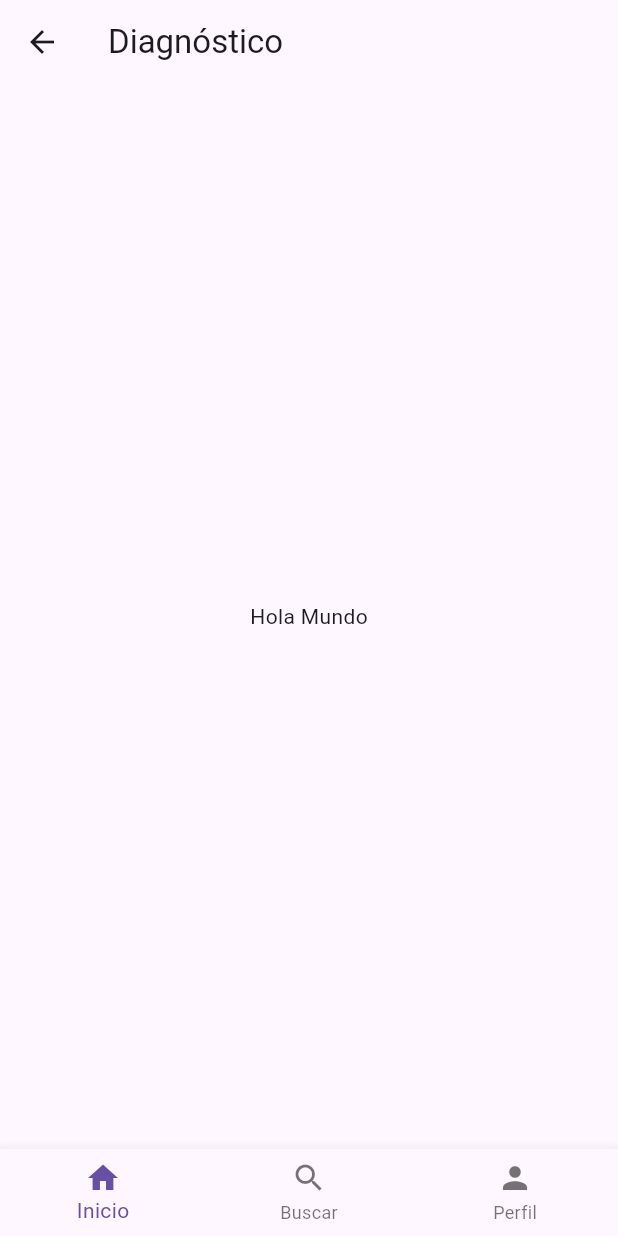
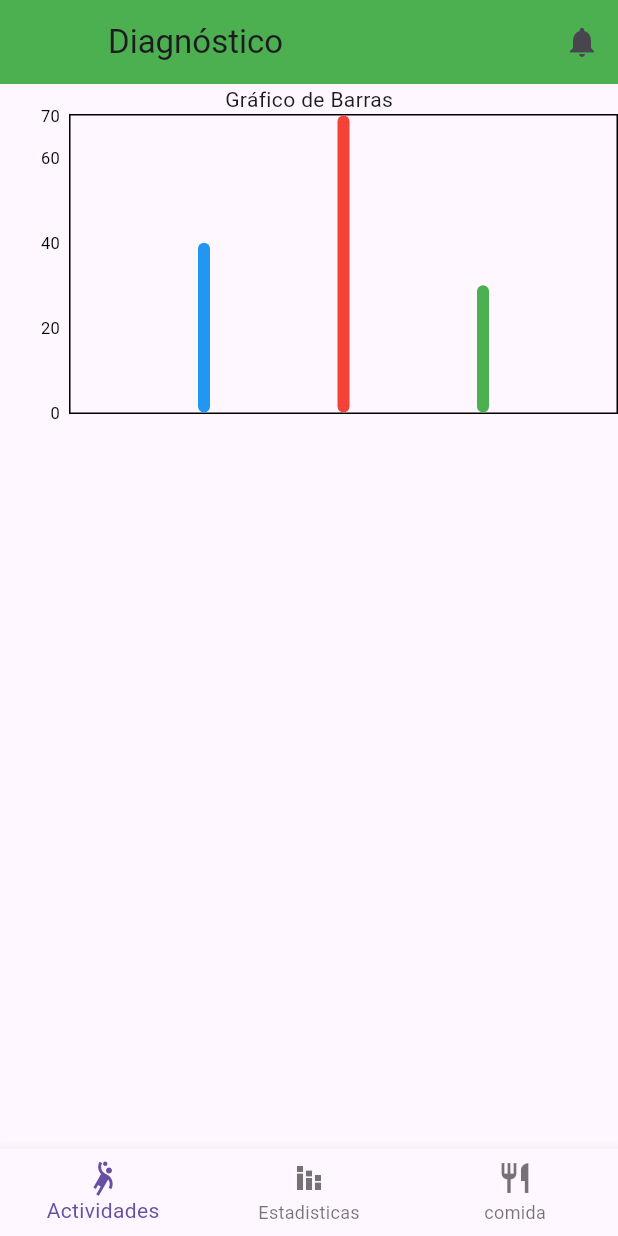
Before and after one commit to yeshua-aguilar/app_puntosano, a Flutter app: the Estadistica screen opened by its route, on a phone screen of 412 x 824 dp. Run offline on Flutter 3.47's test engine with Material 3 defaults, Android fonts, the phone set to English and light mode, and no system bars; drawn by our look-alikes of fl_chart; our stand-ins replace camera.

Commit message:
estadistica avanses

```diff
--- a/lib/estadisticas.dart
+++ b/lib/estadisticas.dart
@@ -1,4 +1,5 @@
 import 'package:flutter/material.dart';
+import 'package:fl_chart/fl_chart.dart';
 
 class Estadistica extends StatelessWidget {
   const Estadistica({
@@ -8,25 +9,81 @@ class Estadistica extends StatelessWidget {
   @override
   Widget build(BuildContext context) {
     return Scaffold(
+      //barra de arriba
       appBar: AppBar(
         title: Text('Diagnóstico'),
+        leading: Container(),
+        backgroundColor: Colors.green,
+        actions: [
+          IconButton(
+            icon: Icon(Icons.notifications),
+            onPressed: () {},
+          ),
+        ],
       ),
       body: Center(
-        child: Text('Hola Mundo'),
+        child: Column(
+          children: <Widget>[
+            Text('Gráfico de Barras'),
+            Container(
+              height: 200,
+              child: BarChart(
+                BarChartData(
+                  barGroups: [
+                    BarChartGroupData(
+                      x: 0,
+                      barRods: [
+                        BarChartRodData(
+                          toY: 40,
+                          color: Colors.blue,
+                        ),
+                      ],
+                    ),
+                    BarChartGroupData(
+                      x: 1,
+                      barRods: [
+                        BarChartRodData(
+                          toY: 70,
+                          color: Colors.red,
+                        ),
+                      ],
+                    ),
+                    BarChartGroupData(
+                      x: 2,
+                      barRods: [
+                        BarChartRodData(
+                          toY: 30,
+                          color: Colors.green,
+                        ),
+                      ],
+                    ),
+                  ],
+                  titlesData: FlTitlesData(
+                    show: true,
+                    bottomTitles: SideTitles(
+                      showTitles: false,
+                    ),
+                  ),
+                ),
+              ),
+            ),
+          ],
+        ),
       ),
+      //barra de navegacion inferior
       bottomNavigationBar: BottomNavigationBar(
         items: const <BottomNavigationBarItem>[
           BottomNavigationBarItem(
-            icon: Icon(Icons.home),
-            label: 'Inicio',
+            icon: Icon(Icons.sports_handball),
+            label: 'Actividades',
           ),
           BottomNavigationBarItem(
-            icon: Icon(Icons.search),
-            label: 'Buscar',
+            icon: Icon(Icons.stacked_bar_chart),
+            label: 'Estadisticas',
           ),
           BottomNavigationBarItem(
-            icon: Icon(Icons.person),
-            label: 'Perfil',
+            icon: Icon(Icons.restaurant),
+            label: 'comida',
           ),
         ],
       ),
--- a/pubspec.yaml
+++ b/pubspec.yaml
@@ -38,6 +38,7 @@ dependencies:
   camera: ^0.10.5+6
   path_provider: ^2.1.1
   path: ^1.8.3
+  fl_chart: ^0.65.0
 
 dev_dependencies:
   flutter_test:
```
Also changed, not shown: pubspec.lock.
